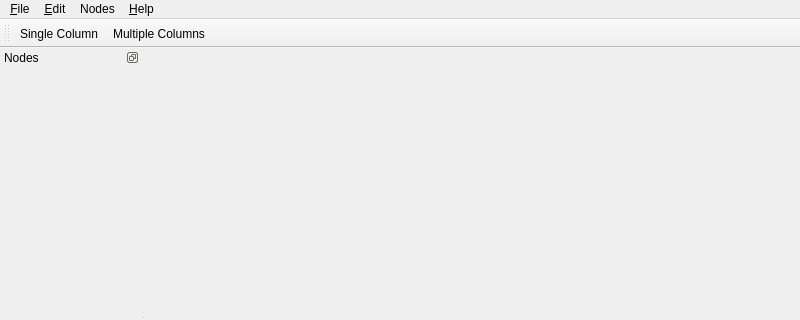
First picture: the form in apps/ctstudio/ui/MainWindow.ui, repository jjacobsson/calltree, before the edit; both pictures show x 0 to 800 and y 0 to 320 of the 800 by 600 pixel window.
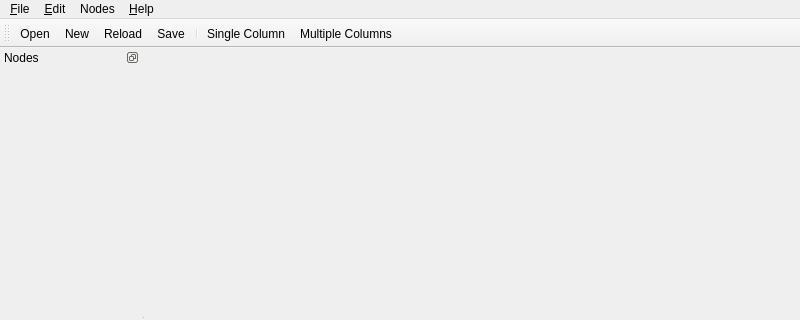
Second picture: the form after the edit. Icons and pictures are not drawn.

Commit message: Addint some nice little icon's and a toolbar. Mmmmm candy

Diff of the .ui file:
```diff
--- a/apps/ctstudio/ui/MainWindow.ui
+++ b/apps/ctstudio/ui/MainWindow.ui
@@ -106,15 +106,32 @@
    <widget class="QWidget" name="dockWidgetContents2"/>
   </widget>
   <widget class="QToolBar" name="m_ToolBar">
+   <property name="sizePolicy">
+    <sizepolicy hsizetype="Preferred" vsizetype="Fixed">
+     <horstretch>0</horstretch>
+     <verstretch>0</verstretch>
+    </sizepolicy>
+   </property>
    <property name="windowTitle">
     <string>toolBar</string>
    </property>
+   <property name="iconSize">
+    <size>
+     <width>16</width>
+     <height>16</height>
+    </size>
+   </property>
    <attribute name="toolBarArea">
     <enum>TopToolBarArea</enum>
    </attribute>
    <attribute name="toolBarBreak">
     <bool>false</bool>
    </attribute>
+   <addaction name="m_ActionOpen"/>
+   <addaction name="m_ActionNew"/>
+   <addaction name="m_ActionReload"/>
+   <addaction name="m_ActionSave"/>
+   <addaction name="separator"/>
    <addaction name="m_ActionSingleColumn"/>
    <addaction name="m_ActionMultiColumn"/>
   </widget>
```
Left out of the diff: 49 changed lines with no effect on the pictures. The commit also changes 9 other files.
